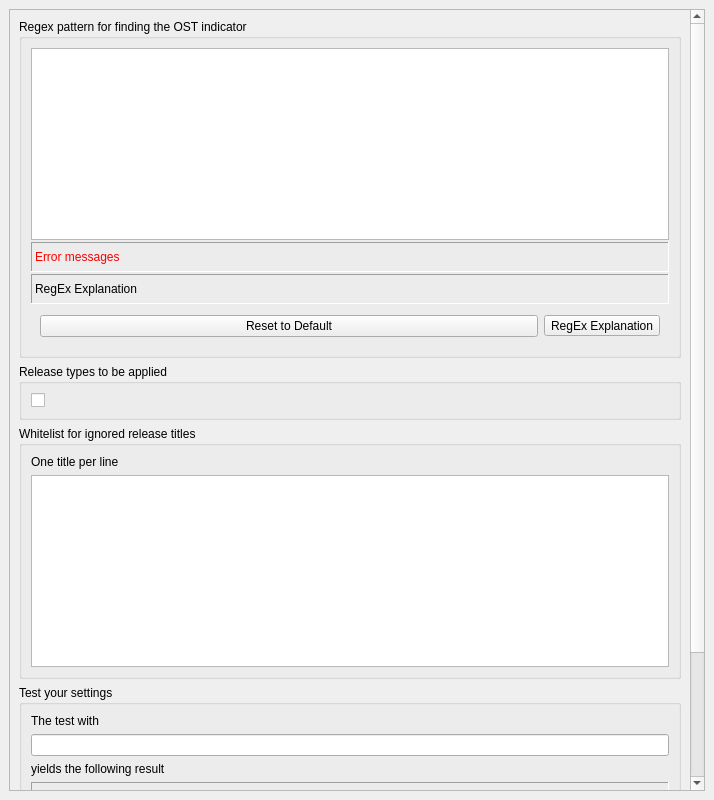
First picture: the form in title_cleaner_ost/title_cleaner_ost_config.ui, repository nrth3rnlb/picard-plugin-title_cleaner_ost, before the edit.
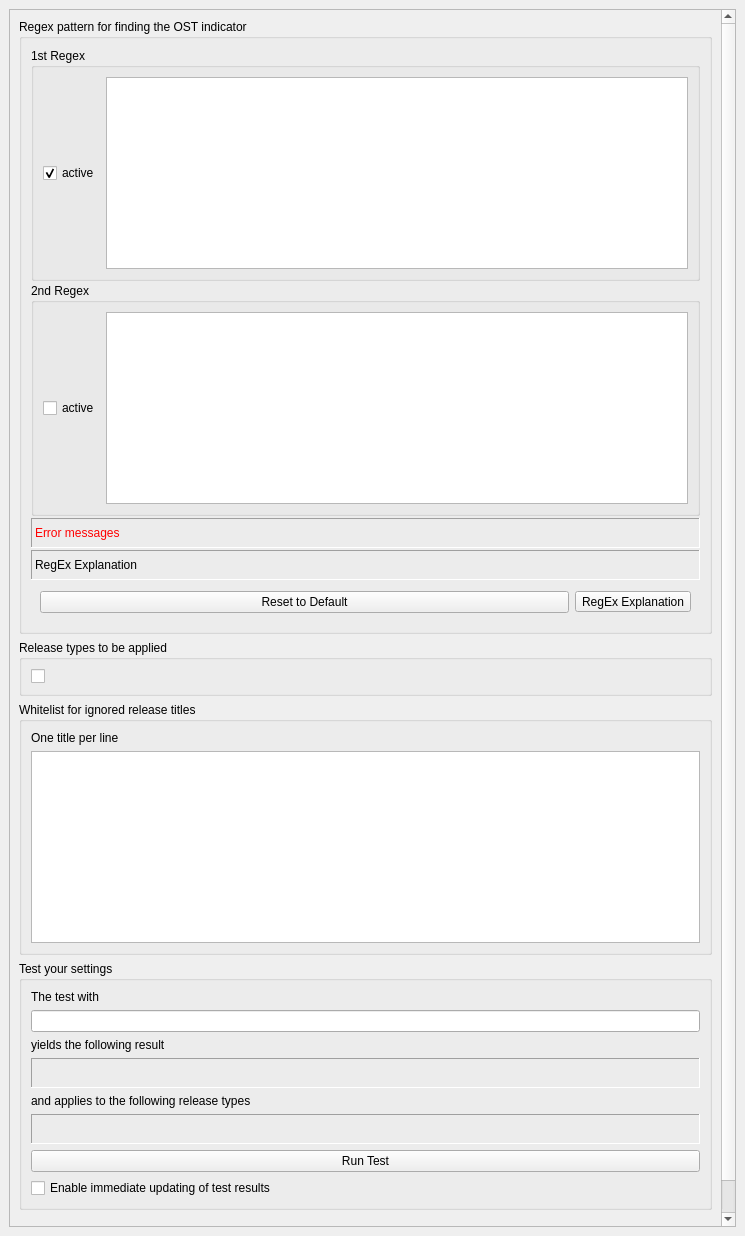
Second picture: the form after the edit.

Commit message: feat(init): add support for multiple configurable regex patterns

What changed in the file:
```diff
--- a/title_cleaner_ost/title_cleaner_ost_config.ui
+++ b/title_cleaner_ost/title_cleaner_ost_config.ui
@@ -6,8 +6,8 @@
    <rect>
     <x>0</x>
     <y>0</y>
-    <width>714</width>
-    <height>800</height>
+       <width>745</width>
+       <height>1236</height>
    </rect>
   </property>
   <property name="windowTitle">
@@ -35,9 +35,9 @@
       <property name="geometry">
        <rect>
         <x>0</x>
-        <y>0</y>
-        <width>681</width>
-        <height>961</height>
+           <y>-57</y>
+           <width>712</width>
+           <height>1273</height>
        </rect>
       </property>
       <layout class="QVBoxLayout" name="verticalLayout_2">
@@ -63,10 +63,69 @@
            <number>9</number>
           </property>
           <item>
+              <widget class="QGroupBox" name="groupBox_5">
+                  <property name="title">
+                      <string>1st Regex</string>
+                  </property>
+                  <layout class="QHBoxLayout" name="horizontalLayout_2">
+                      <item>
+                          <widget class="QCheckBox" name="enable_regex_1">
+                              <property name="text">
+                                  <string>active</string>
+                              </property>
+                              <property name="checked">
+                                  <bool>true</bool>
+                              </property>
+                          </widget>
+                      </item>
+                      <item>
               <widget class="QPlainTextEdit" name="regex_pattern_1">
-            <property name="toolTip">
-             <string>Enter your own regular expression pattern here for removing soundtrack additions. The validity is checked as you type.</string>
-            </property>
+                  <property name="minimumSize">
+                      <size>
+                          <width>0</width>
+                          <height>20</height>
+                      </size>
+                  </property>
+                  <property name="toolTip">
+                      <string>Enter your own regular expression pattern here for removing soundtrack additions. The
+                          validity is checked as you type.
+                      </string>
+                  </property>
+              </widget>
+                      </item>
+                  </layout>
+              </widget>
+          </item>
+             <item>
+                 <widget class="QGroupBox" name="groupBox_6">
+                     <property name="title">
+                         <string>2nd Regex</string>
+                     </property>
+                     <layout class="QHBoxLayout" name="horizontalLayout_3">
+                         <item>
+                             <widget class="QCheckBox" name="enable_regex_2">
+                                 <property name="text">
+                                     <string>active</string>
+                                 </property>
+                             </widget>
+                         </item>
+                         <item>
+                             <widget class="QPlainTextEdit" name="regex_pattern_2">
+                                 <property name="sizePolicy">
+                                     <sizepolicy hsizetype="Expanding" vsizetype="Minimum">
+                                         <horstretch>0</horstretch>
+                                         <verstretch>0</verstretch>
+                                     </sizepolicy>
+                                 </property>
+                                 <property name="minimumSize">
+                                     <size>
+                                         <width>0</width>
+                                         <height>20</height>
+                                     </size>
+                                 </property>
+                             </widget>
+                         </item>
+                     </layout>
            </widget>
           </item>
           <item>
@@ -314,6 +373,19 @@
          </layout>
         </widget>
        </item>
+          <item>
+              <spacer name="verticalSpacer">
+                  <property name="orientation">
+                      <enum>Qt::Vertical</enum>
+                  </property>
+                  <property name="sizeHint" stdset="0">
+                      <size>
+                          <width>20</width>
+                          <height>40</height>
+                      </size>
+                  </property>
+              </spacer>
+       </item>
       </layout>
      </widget>
     </widget>
```
The commit also changes 1 other file.
